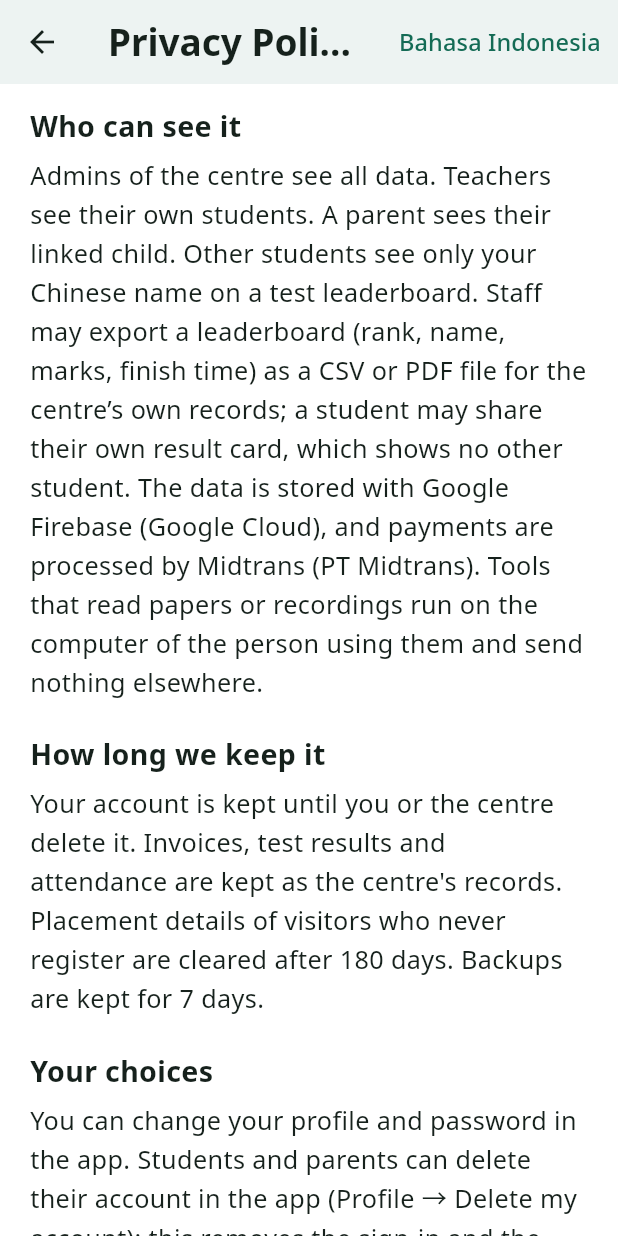
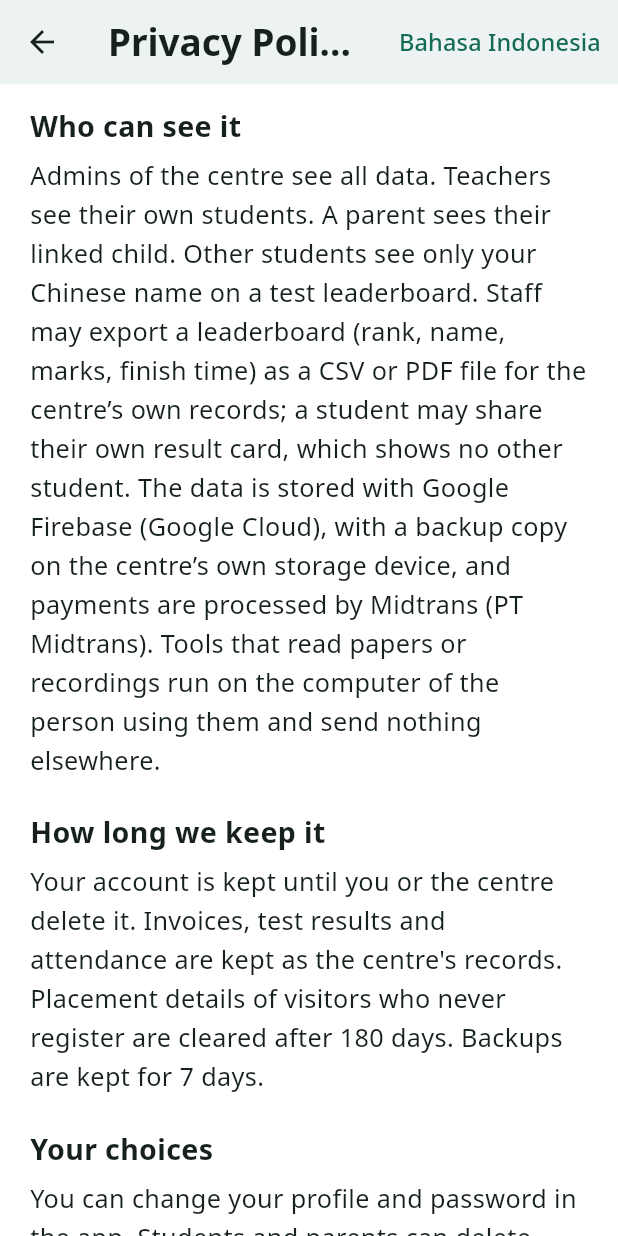
Before and after one commit to lightningxian/chinese-tracker, a Flutter app: the PrivacyPolicyPage screen opened by its route, scrolled down 1152 dp, on a phone screen of 412 x 824 dp. Run offline on Flutter 3.47's test engine with Material 3 defaults, Android fonts, the phone set to English and light mode, and no system bars; our stand-ins replace cloud_firestore, cloud_functions, file_picker, firebase_ai, firebase_auth, firebase_core and 13 more; missing offline and left inert: dart:html, dart:js_interop, dart:ui_web, firebase_app_check, pdfrx; accounts and stored records are empty.

Commit message:
NAS backup: nightly database export + one Docker project on the NAS
- Cloud Shell setup script: backup bucket, a Cloud Scheduler job that exports
  the database every night at 02:00 Jakarta (no Cloud Function), and a
  read-only account for the NAS.
- NAS: one Docker project pulls the export and all uploaded files at 03:00
  and keeps 7 days; LAST_RUN.txt shows whether it worked.
- Privacy policy says a backup copy is kept on the centre's own device.
- Owner steps in docs/NAS_BACKUP_SETUP.md.

Co-Authored-By: Claude Opus 5.5 <noreply@anthropic.com>

```diff
--- a/lib/features/legal/privacy_policy_page.dart
+++ b/lib/features/legal/privacy_policy_page.dart
@@ -128,7 +128,8 @@ const _en = <(String, String)>[
         'their linked child. Other students see only your Chinese name on a test '
         'leaderboard. Staff may export a leaderboard (rank, name, marks, finish time) as a '
         'CSV or PDF file for the centre’s own records; a student may share their own result '
-        'card, which shows no other student. The data is stored with Google Firebase (Google Cloud), and payments '
+        'card, which shows no other student. The data is stored with Google Firebase (Google Cloud), with a backup copy on the '
+        'centre’s own storage device, and payments '
         'are processed by Midtrans (PT Midtrans). Tools that read papers or recordings '
         'run on the computer of the person using them and send nothing elsewhere.'
   ),
@@ -192,7 +193,8 @@ const _id = <(String, String)>[
         'melihat anak yang terhubung. Murid lain hanya melihat nama Mandarin Anda di papan '
         'peringkat tes. Staf dapat mengekspor papan peringkat (peringkat, nama, nilai, waktu '
         'selesai) sebagai berkas CSV atau PDF untuk catatan centre sendiri; murid dapat '
-        'membagikan kartu hasilnya sendiri, yang tidak menampilkan murid lain. Data disimpan di Google Firebase (Google Cloud), dan pembayaran '
+        'membagikan kartu hasilnya sendiri, yang tidak menampilkan murid lain. Data disimpan di Google Firebase (Google Cloud), dengan salinan cadangan di '
+        'perangkat penyimpanan milik centre sendiri, dan pembayaran '
         'diproses oleh Midtrans (PT Midtrans). Alat pembaca kertas soal dan rekaman berjalan '
         'di komputer pemakainya dan tidak mengirim apa pun ke tempat lain.'
   ),
```
Also changed, not shown: 11 other files.
